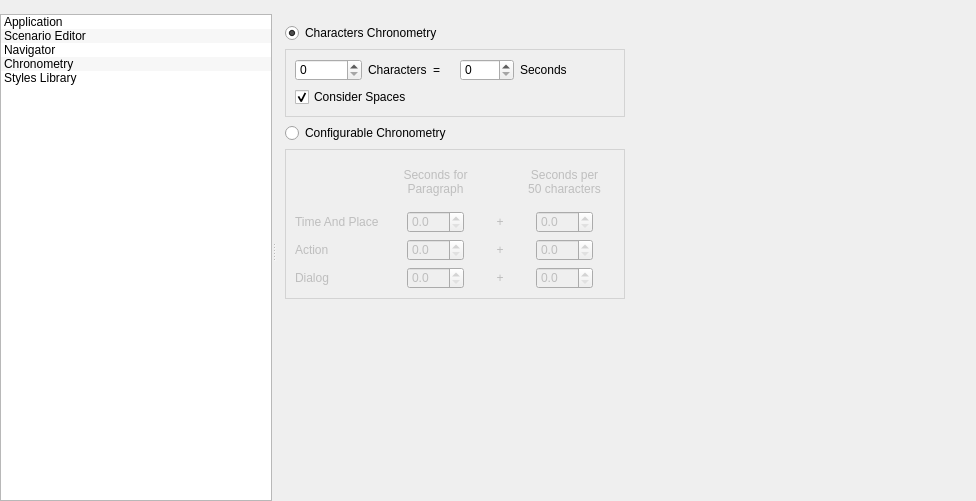
Qt form src/bin/Scenarist/UserInterfaceLayer/Settings/SettingsView.ui (dimkanovikov/KITScenarist) before a commit.
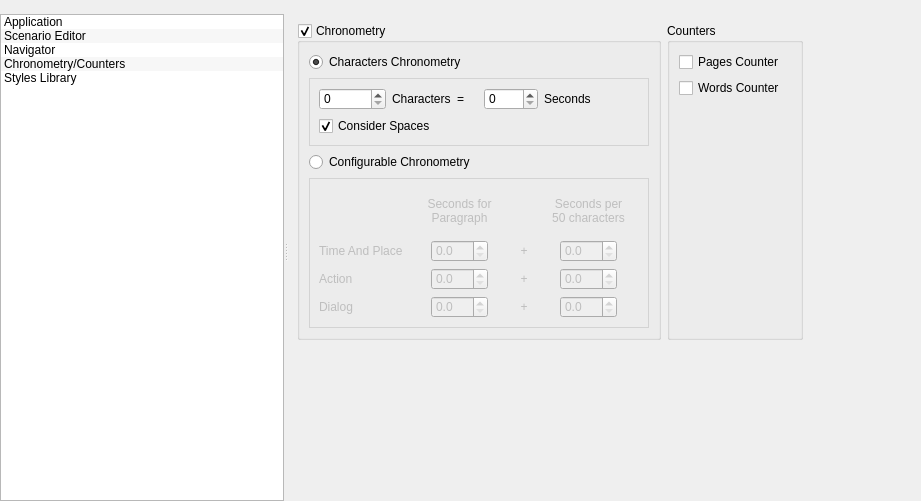
The same form after that commit. Icons and pictures are not drawn.

Commit message: Added words and pages counters + chronometry using option

What changed in the file:
```diff
--- a/src/bin/Scenarist/UserInterfaceLayer/Settings/SettingsView.ui
+++ b/src/bin/Scenarist/UserInterfaceLayer/Settings/SettingsView.ui
@@ -6,7 +6,7 @@
    <rect>
     <x>0</x>
     <y>0</y>
-    <width>976</width>
+    <width>921</width>
     <height>501</height>
    </rect>
   </property>
@@ -98,7 +98,7 @@
          </item>
          <item>
           <property name="text">
-           <string>Chronometry</string>
+           <string>Chronometry/Counters</string>
           </property>
           <property name="icon">
            <iconset resource="../../Resources/Resources.qrc">
@@ -125,12 +125,6 @@
        </property>
        <item>
         <widget class="QStackedWidget" name="categoriesWidgets">
-         <property name="styleSheet">
-          <string notr="true">#chronometryPage QGroupBox {
-    border: 1px solid lightgray;
-    margin-top: 0ex; /* leave space at the top for the title */
-}</string>
-         </property>
          <property name="currentIndex">
           <number>3</number>
          </property>
@@ -754,6 +748,12 @@
           </layout>
          </widget>
          <widget class="QWidget" name="chronometryPage">
+          <property name="styleSheet">
+           <string notr="true">#charactersChronometryGroup, #configurableChronometryGroup {
+    border: 1px solid lightgray;
+    margin-top: 0ex; /* leave space at the top for the title */
+}</string>
+          </property>
           <layout class="QGridLayout" name="gridLayout_12">
            <property name="leftMargin">
             <number>0</number>
@@ -779,6 +779,28 @@
            </item>
            <item row="1" column="0">
             <widget class="QWidget" name="chronometryPageWidget" native="true">
+             <layout class="QGridLayout" name="gridLayout_16">
+              <item row="0" column="2">
+               <spacer name="horizontalSpacer_5">
+                <property name="orientation">
+                 <enum>Qt::Horizontal</enum>
+                </property>
+                <property name="sizeHint" stdset="0">
+                 <size>
+                  <width>40</width>
+                  <height>20</height>
+                 </size>
+                </property>
+               </spacer>
+              </item>
+              <item row="0" column="0">
+               <widget class="QGroupBox" name="chronometryGroup">
+                <property name="title">
+                 <string>Chronometry</string>
+                </property>
+                <property name="checkable">
+                 <bool>true</bool>
+                </property>
              <layout class="QGridLayout" name="gridLayout_4">
               <item row="0" column="0">
                <widget class="QRadioButton" name="charactersChronometry">
@@ -790,20 +812,7 @@
                 </property>
                </widget>
               </item>
-              <item row="1" column="2">
-               <spacer name="horizontalSpacer_5">
-                <property name="orientation">
-                 <enum>Qt::Horizontal</enum>
-                </property>
-                <property name="sizeHint" stdset="0">
-                 <size>
-                  <width>301</width>
-                  <height>17</height>
-                 </size>
-                </property>
-               </spacer>
-              </item>
-              <item row="1" column="0" colspan="2">
+                 <item row="1" column="0">
                <widget class="QGroupBox" name="charactersChronometryGroup">
                 <property name="title">
                  <string/>
@@ -880,20 +889,7 @@
                 </property>
                </widget>
               </item>
-              <item row="4" column="1">
-               <spacer name="verticalSpacer_2">
-                <property name="orientation">
-                 <enum>Qt::Vertical</enum>
-                </property>
-                <property name="sizeHint" stdset="0">
-                 <size>
-                  <width>17</width>
-                  <height>37</height>
-                 </size>
-                </property>
-               </spacer>
-              </item>
-              <item row="3" column="0" colspan="2">
+                 <item row="3" column="0">
                <widget class="QGroupBox" name="configurableChronometryGroup">
                 <property name="enabled">
                  <bool>false</bool>
@@ -1121,6 +1117,90 @@
              </layout>
             </widget>
            </item>
+              <item row="2" column="0">
+               <spacer name="verticalSpacer_5">
+                <property name="orientation">
+                 <enum>Qt::Vertical</enum>
+                </property>
+                <property name="sizeHint" stdset="0">
+                 <size>
+                  <width>20</width>
+                  <height>40</height>
+                 </size>
+                </property>
+               </spacer>
+              </item>
+              <item row="0" column="1">
+               <widget class="QGroupBox" name="countersGroup">
+                <property name="title">
+                 <string>Counters</string>
+                </property>
+                <layout class="QGridLayout" name="gridLayout_15">
+                 <item row="0" column="0">
+                  <layout class="QHBoxLayout" name="horizontalLayout">
+                   <property name="spacing">
+                    <number>0</number>
+                   </property>
+                   <item>
+                    <widget class="QCheckBox" name="pagesCounter">
+                     <property name="text">
+                      <string>Pages Counter</string>
+                     </property>
+                    </widget>
+                   </item>
+                   <item>
+                    <widget class="QLabel" name="label_2">
+                     <property name="maximumSize">
+                      <size>
+                       <width>16</width>
+                       <height>16</height>
+                      </size>
+                     </property>
+                     <property name="cursor">
+                      <cursorShape>PointingHandCursor</cursorShape>
+                     </property>
+                     <property name="toolTip">
+                      <string>Pages Mode only</string>
+                     </property>
+                     <property name="text">
+                      <string/>
+                     </property>
+                     <property name="pixmap">
+                      <pixmap resource="../../Resources/Resources.qrc">:/Graphics/Icons/help.png</pixmap>
+                     </property>
+                     <property name="scaledContents">
+                      <bool>true</bool>
+                     </property>
+                    </widget>
+                   </item>
+                  </layout>
+                 </item>
+                 <item row="1" column="0">
+                  <widget class="QCheckBox" name="wordsCounter">
+                   <property name="text">
+                    <string>Words Counter</string>
+                   </property>
+                  </widget>
+                 </item>
+                 <item row="2" column="0">
+                  <spacer name="verticalSpacer_2">
+                   <property name="orientation">
+                    <enum>Qt::Vertical</enum>
+                   </property>
+                   <property name="sizeHint" stdset="0">
+                    <size>
+                     <width>20</width>
+                     <height>40</height>
+                    </size>
+                   </property>
+                  </spacer>
+                 </item>
+                </layout>
+               </widget>
+              </item>
+             </layout>
+            </widget>
+           </item>
           </layout>
          </widget>
          <widget class="QWidget" name="stylesLibraryPage">
```
Left out of the diff: 231 changed lines with no effect on the pictures. Lines whose indentation alone changed are shown as unchanged. The commit also changes 27 other files.
